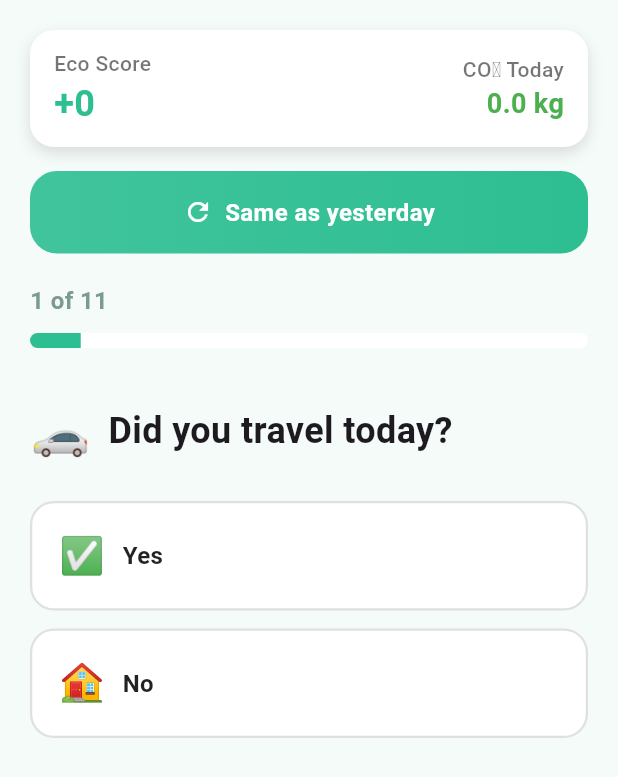
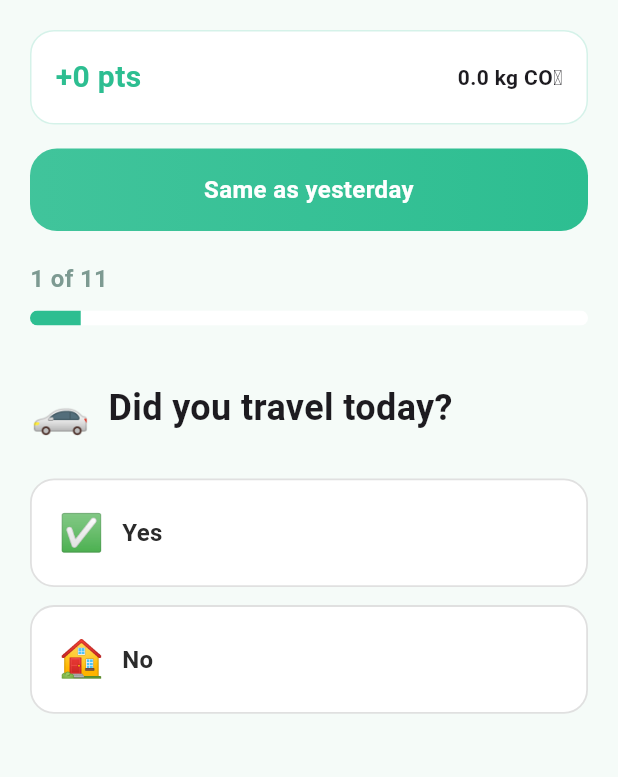
Before and after one commit to manasipatil-git/gdg-hacakthon, a Flutter app: the LogScreen screen opened by its route, on a phone screen of 412 x 824 dp. Shown: the top 777 px of the screen. Run offline on Flutter 3.47's test engine with Material 3 defaults, Android fonts, the phone set to English and light mode, and no system bars; our stand-ins replace cloud_firestore, firebase_auth, firebase_core, qr_flutter; accounts and stored records are empty; Roboto replaces fonts that are missing (Poppins).

Commit message:
log screen changes

```diff
--- /dev/null
+++ b/ecolife/devtools_options.yaml
@@ -0,0 +1,3 @@
+description: This file stores settings for Dart & Flutter DevTools.
+documentation: https://docs.flutter.dev/tools/devtools/extensions#configure-extension-enablement-states
+extensions:
--- a/ecolife/lib/Features/log/screens/log_quiz_screen.dart
+++ b/ecolife/lib/Features/log/screens/log_quiz_screen.dart
@@ -1,12 +1,13 @@
 import 'package:flutter/material.dart';
 import 'package:firebase_auth/firebase_auth.dart';
+import 'package:cloud_firestore/cloud_firestore.dart';
+
 import '../controller/log_controller.dart';
 import '../widgets/log_progress_bar.dart';
 import '../widgets/log_option_card.dart';
 import '../widgets/log_summary_card.dart';
 import 'log_questions.dart';
 import '../../../core/constants/colors.dart';
-import '../../../core/services/firestore_service.dart';
 
 class LogScreen extends StatefulWidget {
   const LogScreen({super.key});
@@ -18,131 +19,121 @@ class LogScreen extends StatefulWidget {
 class _LogScreenState extends State<LogScreen> {
   final LogController _controller = LogController();
 
-  int currentQuestionIndex = 0;
+  int currentIndex = 0;
   List<LogQuestion> activeQuestions = [];
-  String? selected;
+  String? selectedValue;
   bool showSummary = false;
   bool isSubmitting = false;
 
   @override
   void initState() {
     super.initState();
-    _buildActiveQuestions();
+    _rebuildQuestions();
 
-    // Check if "Same as Yesterday" was triggered from dashboard
     WidgetsBinding.instance.addPostFrameCallback((_) {
-      final args = ModalRoute.of(context)?.settings.arguments as Map<String, dynamic>?;
+      final args =
+          ModalRoute.of(context)?.settings.arguments as Map<String, dynamic>?;
       if (args != null && args['useYesterday'] == true) {
         _useYesterday();
       }
     });
   }
 
-  // Build list of questions to show based on answers
-  void _buildActiveQuestions() {
-    activeQuestions.clear();
-
-    for (var question in allQuestions) {
-      if (question.shouldShow == null || question.shouldShow!(_controller.answers)) {
-        activeQuestions.add(question);
-      }
-    }
-
+  void _rebuildQuestions() {
+    activeQuestions = allQuestions
+        .where(
+          (q) => q.shouldShow == null || q.shouldShow!(_controller.answers),
+        )
+        .toList();
     setState(() {});
   }
 
-  // Handle answer selection
-  void _handleAnswer(dynamic value) {
-    final question = activeQuestions[currentQuestionIndex];
+  void _onAnswer(dynamic value) {
+    final question = activeQuestions[currentIndex];
+    _controller.addAnswer(question.id, value);
 
-    _controller.addAnswer(question.id, value);
-    setState(() {
-      selected = value.toString();
-    });
+    setState(() => selectedValue = value.toString());
 
-    // Delay before moving to next question
     Future.delayed(const Duration(milliseconds: 300), () {
       if (!mounted) return;
 
-      // Rebuild questions list (some may now show/hide)
-      _buildActiveQuestions();
+      _rebuildQuestions();
 
-      // Move to next or finish
-      if (currentQuestionIndex + 1 < activeQuestions.length) {
+      if (currentIndex + 1 < activeQuestions.length) {
         setState(() {
-          currentQuestionIndex++;
-          selected = null;
+          currentIndex++;
+          selectedValue = null;
         });
       } else {
-        setState(() {
-          showSummary = true;
-        });
+        setState(() => showSummary = true);
       }
     });
   }
 
-  // Same as Yesterday quick log
-  void _useYesterday() async {
+  Future<void> _useYesterday() async {
+    final user = FirebaseAuth.instance.currentUser;
+    if (user == null) return;
+
     setState(() => isSubmitting = true);
 
     try {
-      await _controller.logSameAsYesterday();
-
+      await _controller.logSameAsYesterday(user.uid);
       if (!mounted) return;
-      Navigator.of(context).pushNamedAndRemoveUntil(
-        '/dashboard',
-        (route) => false,
-      );
-    } catch (e) {
-      if (!mounted) return;
-      setState(() => isSubmitting = false);
-
-      ScaffoldMessenger.of(context).showSnackBar(
-        SnackBar(
-          content: Text('Failed to log: $e'),
-          backgroundColor: Colors.red,
-        ),
-      );
+      _navigateToDashboard();
+    } catch (e, stackTrace) {
+      debugPrint('LogQuiz same-as-yesterday error: $e');
+      debugPrint('LogQuiz same-as-yesterday stackTrace: $stackTrace');
+      if (mounted) _showError(_userFriendlyMessage(e));
+    } finally {
+      if (mounted) setState(() => isSubmitting = false);
     }
   }
 
-  // Submit the log
   Future<void> _submit() async {
     if (isSubmitting) return;
-    setState(() => isSubmitting = true);
 
-    final uid = FirebaseAuth.instance.currentUser?.uid;
-    if (uid == null) {
-      if (!mounted) return;
-      setState(() => isSubmitting = false);
-      ScaffoldMessenger.of(context).showSnackBar(
-        const SnackBar(
-          content: Text('User not logged in'),
-          backgroundColor: Colors.red,
-        ),
-      );
+    final user = FirebaseAuth.instance.currentUser;
+    if (user == null) {
+      _showError('User not logged in');
       return;
     }
 
+    setState(() => isSubmitting = true);
+
     try {
-      await _controller.submit();
+      await _controller.submit(user.uid);
+      if (!mounted) return;
+      _navigateToDashboard();
+    } catch (e, stackTrace) {
+      debugPrint('LogQuiz submit error: $e');
+      debugPrint('LogQuiz submit stackTrace: $stackTrace');
+      if (mounted) _showError(_userFriendlyMessage(e));
+    } finally {
+      if (mounted) setState(() => isSubmitting = false);
+    }
+  }
 
+  void _navigateToDashboard() {
+    Navigator.of(context).pushNamedAndRemoveUntil('/dashboard', (_) => false);
+  }
+
+  String _userFriendlyMessage(Object e) {
+    if (e is FirebaseException) {
+      if (e.code == 'permission-denied') {
+        return 'Unable to save. Deploy Firestore rules (see firestore.rules) so daily_logs and users are writable.';
+      }
+      if (e.code == 'unavailable') {
+        return 'Network error. Check your connection and try again.';
+      }
+    }
+    return e.toString();
+  }
+
+  void _showError(String message) {
     if (!mounted) return;
-      Navigator.of(context).pushNamedAndRemoveUntil(
-        '/dashboard',
-        (route) => false,
+    ScaffoldMessenger.of(context).showSnackBar(
+      SnackBar(content: Text(message), backgroundColor: Colors.red),
     );
-    } catch (e) {
-      if (!mounted) return;
-      setState(() => isSubmitting = false);
-
-      ScaffoldMessenger.of(context).showSnackBar(
-        SnackBar(
-          content: Text('Failed to submit: $e'),
-          backgroundColor: Colors.red,
-        ),
-      );
-    }
   }
 
   @override
@@ -152,139 +143,67 @@ class _LogScreenState extends State<LogScreen> {
       body: SafeArea(
         child: Padding(
           padding: const EdgeInsets.all(20),
-          child: showSummary ? _buildSummaryView() : _buildQuestionView(),
+          child: showSummary ? _summaryView() : _questionView(),
         ),
       ),
     );
   }
 
-  Widget _buildQuestionView() {
-    if (activeQuestions.isEmpty) {
-      return const Center(child: CircularProgressIndicator());
+  // ================= UI =================
+
+  /// Derives category accent from question id (UI only; no data change).
+  static Color _categoryColorForQuestionId(String questionId) {
+    const transportIds = {
+      'didTravel',
+      'travelMode',
+      'distance',
+      'fuelType',
+      'occupancy',
+    };
+    const foodIds = {
+      'mealType',
+      'nonVegMeals',
+      'nonVegType',
+      'packagedFood',
+      'foodSource',
+      'foodWastage',
+    };
+    if (transportIds.contains(questionId))
+      return AppColors.logCategoryTransport;
+    if (foodIds.contains(questionId)) return AppColors.logCategoryFood;
+    return AppColors.logCategoryWater;
   }
 
-    final question = activeQuestions[currentQuestionIndex];
+  Widget _questionView() {
+    final question = activeQuestions[currentIndex];
+    final categoryColor = _categoryColorForQuestionId(question.id);
 
     return Column(
       crossAxisAlignment: CrossAxisAlignment.start,
       children: [
-        // Live Score Card
-        Container(
-          padding: const EdgeInsets.symmetric(vertical: 12, horizontal: 16),
-          margin: const EdgeInsets.only(bottom: 16),
-          decoration: BoxDecoration(
-            color: Colors.white,
-            borderRadius: BorderRadius.circular(16),
-            boxShadow: const [
-              BoxShadow(
-                color: Colors.black12,
-                blurRadius: 8,
-                offset: Offset(0, 4),
-              ),
-            ],
-          ),
-          child: Row(
-            mainAxisAlignment: MainAxisAlignment.spaceBetween,
-            children: [
-              Column(
-                crossAxisAlignment: CrossAxisAlignment.start,
-                children: [
-                  const Text(
-                    'Eco Score',
-                    style: TextStyle(
-                      fontSize: 14,
-                      fontWeight: FontWeight.w500,
-                      color: Colors.black54,
-                    ),
-                  ),
-                  Text(
-                    '+${_controller.ecoScore}',
-                    style: TextStyle(
-                      fontSize: 24,
-                      fontWeight: FontWeight.bold,
-                      color: AppColors.primary,
-                    ),
-                  ),
-                ],
-              ),
-              Column(
-                crossAxisAlignment: CrossAxisAlignment.end,
-                children: [
-                  const Text(
-                    'CO₂ Today',
-                    style: TextStyle(
-                      fontSize: 14,
-                      fontWeight: FontWeight.w500,
-                      color: Colors.black54,
-                    ),
-                  ),
-                  Text(
-                    '${_controller.totalEmissions.toStringAsFixed(1)} kg',
-                    style: TextStyle(
-                      fontSize: 18,
-                      fontWeight: FontWeight.bold,
-                      color: _controller.totalEmissions < 1.0
-                          ? Colors.green
-                          : Colors.orange,
-                    ),
-                  ),
-                ],
-              ),
-            ],
-          ),
-        ),
+        _liveStats(categoryColor),
 
-        // Same as Yesterday button
-        if (currentQuestionIndex == 0)
-          GestureDetector(
-            onTap: _useYesterday,
-            child: Container(
-              width: double.infinity,
-              padding: const EdgeInsets.all(16),
-              margin: const EdgeInsets.only(bottom: 20),
-              decoration: BoxDecoration(
-                gradient: LinearGradient(
-                  colors: [
-                    AppColors.primary.withOpacity(0.9),
-                    AppColors.primary,
-                  ],
-                ),
-                borderRadius: BorderRadius.circular(18),
-              ),
-              child: Row(
-                mainAxisAlignment: MainAxisAlignment.center,
-                children: const [
-                  Icon(Icons.refresh, color: Colors.white, size: 20),
-                  SizedBox(width: 8),
-                  Text(
-                    'Same as yesterday',
-                    style: TextStyle(
-                      color: Colors.white,
-                      fontSize: 16,
-                      fontWeight: FontWeight.bold,
-                    ),
-                  ),
-                ],
-              ),
-            ),
-          ),
+        if (currentIndex == 0) _sameAsYesterdayButton(),
 
-        // Progress bar
         LogProgressBar(
-          step: currentQuestionIndex + 1,
+          step: currentIndex + 1,
           total: activeQuestions.length,
+          accentColor: categoryColor,
         ),
 
         const SizedBox(height: 32),
 
-        // Question with icon
-        Row(
+        AnimatedSwitcher(
+          duration: MediaQuery.of(context).disableAnimations
+              ? Duration.zero
+              : const Duration(milliseconds: 280),
+          switchInCurve: Curves.easeOut,
+          switchOutCurve: Curves.easeIn,
+          child: Row(
+            key: ValueKey<int>(currentIndex),
             children: [
               if (question.icon != null) ...[
-              Text(
-                question.icon!,
-                style: const TextStyle(fontSize: 32),
-              ),
+                Text(question.icon!, style: const TextStyle(fontSize: 32)),
                 const SizedBox(width: 12),
               ],
               Expanded(
@@ -298,80 +217,37 @@ class _LogScreenState extends State<LogScreen> {
               ),
             ],
           ),
+        ),
 
         const SizedBox(height: 24),
 
-        // Options
         Expanded(
-          child: ListView.builder(
-            itemCount: question.options.length,
-            itemBuilder: (context, index) {
-              final option = question.options[index];
+          child: ListView(
+            children: question.options.map((opt) {
               return LogOptionTile(
-                text: option.text,
-                emoji: option.emoji,
-                selected: selected == option.value.toString(),
-                onTap: () => _handleAnswer(option.value),
+                text: opt.text,
+                emoji: opt.emoji,
+                selected: selectedValue == opt.value.toString(),
+                onTap: () => _onAnswer(opt.value),
+                categoryColor: categoryColor,
               );
-            },
+            }).toList(),
           ),
         ),
       ],
     );
   }
 
-  Widget _buildSummaryView() {
+  Widget _summaryView() {
     return Column(
       mainAxisAlignment: MainAxisAlignment.center,
       children: [
         const Text(
-          'Today\'s Impact 🌱',
-          style: TextStyle(
-            fontSize: 28,
-            fontWeight: FontWeight.bold,
-          ),
+          "Today's Impact 🌱",
+          style: TextStyle(fontSize: 28, fontWeight: FontWeight.bold),
         ),
 
         const SizedBox(height: 24),
-
-        // Emissions display
-        Container(
-          padding: const EdgeInsets.all(24),
-          decoration: BoxDecoration(
-            color: Colors.white,
-            borderRadius: BorderRadius.circular(20),
-          ),
-          child: Column(
-            children: [
-              Text(
-                '${_controller.totalEmissions.toStringAsFixed(2)} kg CO₂',
-                style: TextStyle(
-                  fontSize: 36,
-                  fontWeight: FontWeight.bold,
-                  color: _controller.totalEmissions < 1.0
-                      ? Colors.green
-                      : _controller.totalEmissions < 2.0
-                          ? Colors.orange
-                          : Colors.red,
-                ),
-              ),
-              const SizedBox(height: 8),
-              Text(
-                _controller.totalEmissions < 1.0
-                    ? '🎉 Excellent! Low-impact day'
-                    : _controller.totalEmissions < 2.0
-                        ? '👍 Good! Room for improvement'
-                        : '⚠️ High impact. Try to reduce',
-                style: TextStyle(
-                  fontSize: 14,
-                  color: Colors.grey.shade700,
-                ),
-              ),
-            ],
-          ),
-        ),
-
-        const SizedBox(height: 16),
 
         LogSummaryCard(score: _controller.ecoScore),
 
@@ -384,7 +260,6 @@ class _LogScreenState extends State<LogScreen> {
             onPressed: isSubmitting ? null : _submit,
             style: ElevatedButton.styleFrom(
               backgroundColor: AppColors.primary,
-              disabledBackgroundColor: AppColors.primary.withOpacity(0.6),
               shape: RoundedRectangleBorder(
                 borderRadius: BorderRadius.circular(30),
               ),
@@ -398,13 +273,65 @@ class _LogScreenState extends State<LogScreen> {
                       valueColor: AlwaysStoppedAnimation<Color>(Colors.white),
                     ),
                   )
-                : const Text(
-                    'Finish',
-                    style: TextStyle(fontSize: 18),
-                  ),
+                : const Text('Finish', style: TextStyle(fontSize: 18)),
           ),
         ),
       ],
     );
   }
+
+  Widget _liveStats(Color categoryColor) {
+    return Container(
+      margin: const EdgeInsets.only(bottom: 16),
+      padding: const EdgeInsets.all(16),
+      decoration: BoxDecoration(
+        color: AppColors.white,
+        borderRadius: BorderRadius.circular(16),
+        border: Border.all(color: categoryColor.withOpacity(0.2), width: 1),
+      ),
+      child: Row(
+        mainAxisAlignment: MainAxisAlignment.spaceBetween,
+        children: [
+          Text(
+            '+${_controller.ecoScore} pts',
+            style: TextStyle(
+              fontSize: 20,
+              fontWeight: FontWeight.bold,
+              color: categoryColor,
+            ),
+          ),
+          Text(
+            '${_controller.totalEmissions.toStringAsFixed(1)} kg CO₂',
+            style: const TextStyle(fontWeight: FontWeight.w600),
+          ),
+        ],
+      ),
+    );
   }
+
+  Widget _sameAsYesterdayButton() {
+    return GestureDetector(
+      onTap: isSubmitting ? null : _useYesterday,
+      child: Container(
+        width: double.infinity,
+        margin: const EdgeInsets.only(bottom: 20),
+        padding: const EdgeInsets.all(16),
+        decoration: BoxDecoration(
+          gradient: LinearGradient(
+            colors: [AppColors.primary.withOpacity(0.9), AppColors.primary],
+          ),
+          borderRadius: BorderRadius.circular(18),
+        ),
+        child: const Text(
+          'Same as yesterday',
+          textAlign: TextAlign.center,
+          style: TextStyle(
+            color: Colors.white,
+            fontSize: 16,
+            fontWeight: FontWeight.bold,
+          ),
+        ),
+      ),
+    );
+  }
+}
--- a/ecolife/lib/Features/log/widgets/log_option_card.dart
+++ b/ecolife/lib/Features/log/widgets/log_option_card.dart
@@ -1,5 +1,8 @@
 import 'package:flutter/material.dart';
 import '../../../core/constants/colors.dart';
+
+/// Duration for option tile selection animation.
+const _kTileAnimationDuration = Duration(milliseconds: 220);
 
 class LogOptionTile extends StatelessWidget {
   final String text;
@@ -7,35 +10,43 @@ class LogOptionTile extends StatelessWidget {
   final bool selected;
   final VoidCallback onTap;
 
+  /// Optional category accent; when set, selected state uses this color.
+  final Color? categoryColor;
+
   const LogOptionTile({
     super.key,
     required this.text,
     this.emoji,
     required this.selected,
     required this.onTap,
+    this.categoryColor,
   });
+
+  Color get _accent => categoryColor ?? AppColors.primary;
 
   @override
   Widget build(BuildContext context) {
+    final reducedMotion = MediaQuery.of(context).disableAnimations;
+
     return GestureDetector(
       onTap: onTap,
-      child: Container(
+      child: AnimatedContainer(
+        duration: reducedMotion ? Duration.zero : _kTileAnimationDuration,
+        curve: Curves.easeOut,
         width: double.infinity,
         padding: const EdgeInsets.symmetric(vertical: 18, horizontal: 18),
         margin: const EdgeInsets.only(bottom: 12),
         decoration: BoxDecoration(
-          color: selected
-              ? AppColors.primary.withOpacity(0.12)
-              : Colors.white,
+          color: selected ? _accent.withOpacity(0.12) : AppColors.white,
           borderRadius: BorderRadius.circular(16),
           border: Border.all(
-            color: selected ? AppColors.primary : Colors.grey.shade300,
-            width: selected ? 2 : 1.5,
+            color: selected ? _accent.withOpacity(0.7) : Colors.grey.shade300,
+            width: selected ? 2 : 1.2,
           ),
           boxShadow: selected
               ? [
                   BoxShadow(
-                    color: AppColors.primary.withOpacity(0.2),
+                    color: _accent.withOpacity(0.15),
                     blurRadius: 8,
                     offset: const Offset(0, 2),
                   ),
@@ -45,10 +56,7 @@ class LogOptionTile extends StatelessWidget {
         child: Row(
           children: [
             if (emoji != null) ...[
-              Text(
-                emoji!,
-                style: const TextStyle(fontSize: 24),
-              ),
+              Text(emoji!, style: const TextStyle(fontSize: 24)),
               const SizedBox(width: 12),
             ],
             Expanded(
@@ -57,16 +65,11 @@ class LogOptionTile extends StatelessWidget {
                 style: TextStyle(
                   fontSize: 16,
                   fontWeight: FontWeight.w600,
-                  color: selected ? AppColors.primary : Colors.black87,
+                  color: selected ? _accent : AppColors.textDark,
                 ),
               ),
             ),
-            if (selected)
-              Icon(
-                Icons.check_circle,
-                color: AppColors.primary,
-                size: 24,
-              ),
+            if (selected) Icon(Icons.check_circle, color: _accent, size: 24),
           ],
         ),
       ),
--- a/ecolife/lib/Features/log/widgets/log_progress_bar.dart
+++ b/ecolife/lib/Features/log/widgets/log_progress_bar.dart
@@ -5,11 +5,17 @@ class LogProgressBar extends StatelessWidget {
   final int step;
   final int total;
 
+  /// Optional category accent for the progress bar.
+  final Color? accentColor;
+
   const LogProgressBar({
     super.key,
     required this.step,
     required this.total,
+    this.accentColor,
   });
+
+  Color get _color => accentColor ?? AppColors.primary;
 
   @override
   Widget build(BuildContext context) {
@@ -30,8 +36,8 @@ class LogProgressBar extends StatelessWidget {
           child: LinearProgressIndicator(
             value: step / total,
             minHeight: 10,
-            backgroundColor: Colors.white,
-            valueColor: AlwaysStoppedAnimation(AppColors.primary),
+            backgroundColor: AppColors.white,
+            valueColor: AlwaysStoppedAnimation(_color),
           ),
         ),
       ],
--- a/ecolife/lib/core/constants/colors.dart
+++ b/ecolife/lib/core/constants/colors.dart
@@ -19,4 +19,9 @@ class AppColors {
   static const accent = Color(0xFFFFE9CC);
   static const muted = Color(0xFF7D9A92);
   static const Color card = Color.fromARGB(255, 255, 245, 245);
+
+  /// Log screen category accents (modern, minimal)
+  static const logCategoryTransport = Color(0xFF2DBE91);
+  static const logCategoryFood = Color(0xFFE8A54B);
+  static const logCategoryWater = Color(0xFF4A90D9);
 }
--- a/ecolife/lib/core/services/leaderboard_service.dart
+++ b/ecolife/lib/core/services/leaderboard_service.dart
@@ -17,6 +17,7 @@ class LeaderboardService {
               'uid': doc.id,
               'name': data['name'] ?? 'User',
               'ecoScore': data['ecoScore'] ?? 0,
+              'streak': data['currentStreak'] ?? 0,
             };
           }).toList();
         });
```
Also changed, not shown: ecolife/lib/Features/log/controller/log_controller.dart (+89 -49 lines), ecolife/lib/core/models/user_model.dart (+3 -6 lines), ecolife/lib/routes/app_router.dart (+10 -35 lines), 1 other file. Lines whose indentation alone changed are shown as unchanged.
